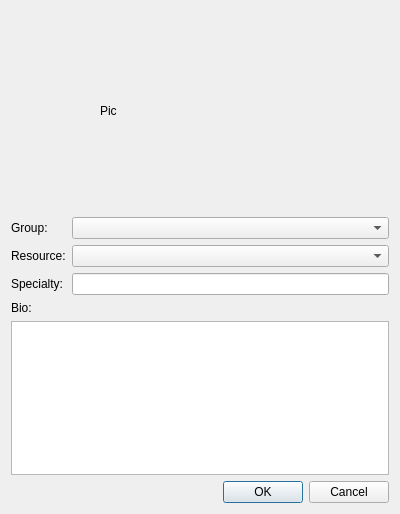
Before: the Qt Designer form ui/EditAdvisorDialog.ui in dmzdev/stance, drawn with Qt 5.
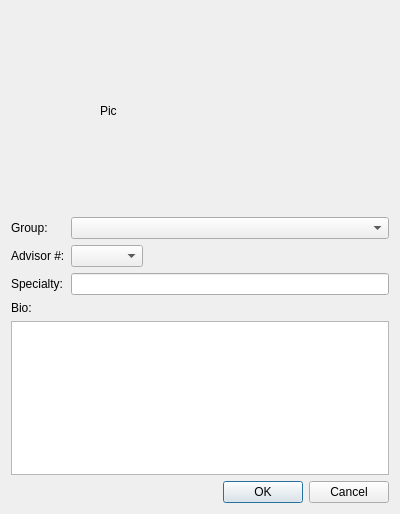
After: the same form once the commit is applied.

```diff
--- a/ui/EditAdvisorDialog.ui
+++ b/ui/EditAdvisorDialog.ui
@@ -91,14 +91,14 @@
      <item row="1" column="0">
       <widget class="QLabel" name="label_2">
        <property name="text">
-        <string>Resource:</string>
+        <string>Advisor #:</string>
        </property>
       </widget>
      </item>
      <item row="1" column="1">
       <widget class="QComboBox" name="pictureList">
        <property name="sizePolicy">
-        <sizepolicy hsizetype="Expanding" vsizetype="Fixed">
+        <sizepolicy hsizetype="Minimum" vsizetype="Fixed">
          <horstretch>0</horstretch>
          <verstretch>0</verstretch>
         </sizepolicy>
```
Left out of the diff: 2 changed lines with no effect on the pictures.
